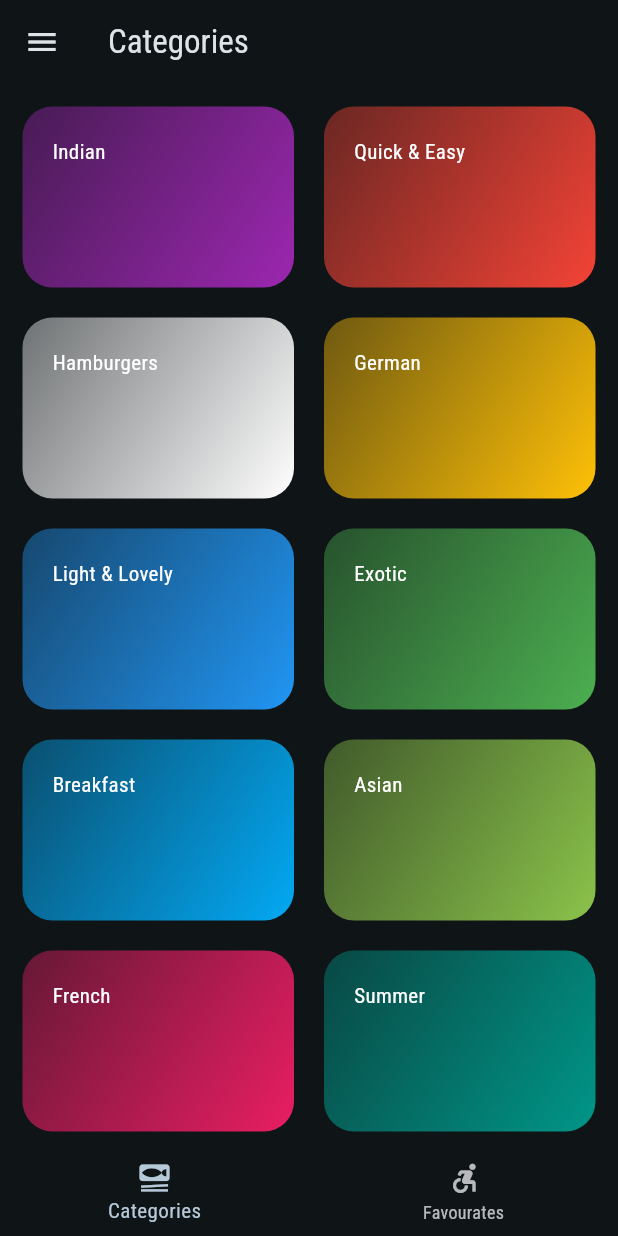
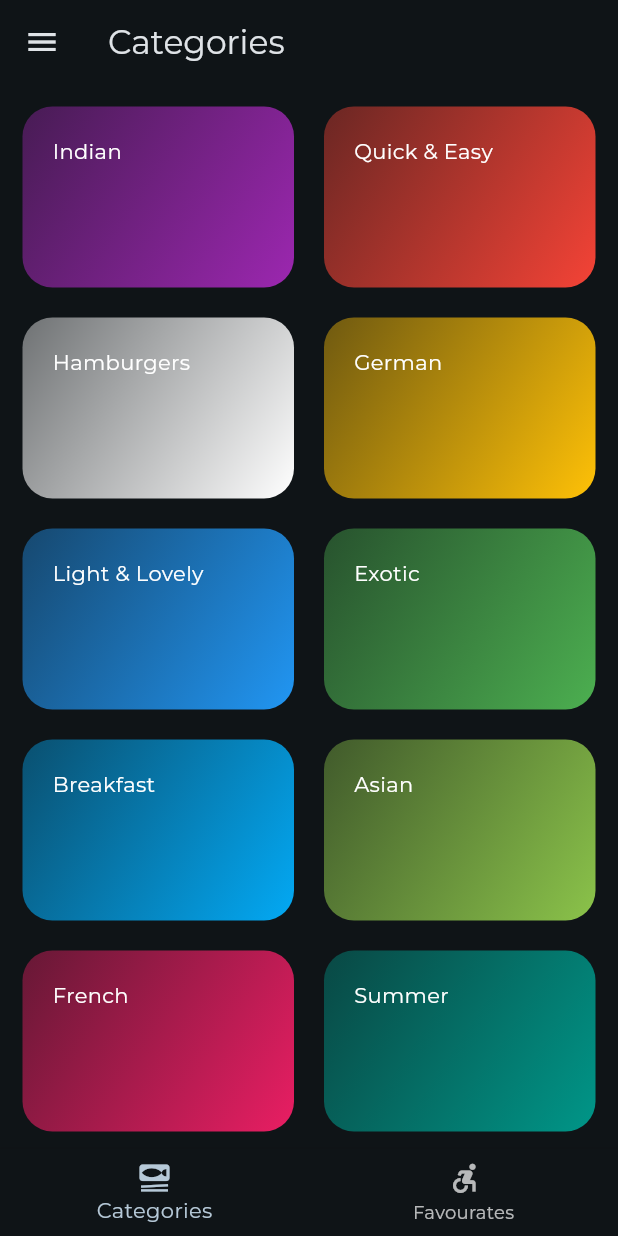
Before and after one commit to ghshivamkashyap/meals_menu, a Flutter app: the screen it shows after launch, on a phone screen of 412 x 824 dp. Run offline on Flutter 3.47's test engine with Material 3 defaults, Android fonts, the phone set to English and light mode, and no system bars; our stand-ins replace google_fonts, transparent_image.

Commit message:
updated drawer

```diff
--- a/lib/main.dart
+++ b/lib/main.dart
@@ -8,7 +8,7 @@ final theme = ThemeData(
     brightness: Brightness.dark,
     seedColor: const Color.fromARGB(255, 153, 203, 236),
   ),
-  textTheme: GoogleFonts.robotoCondensedTextTheme(),
+  textTheme: GoogleFonts.montserratTextTheme(),
 );
 
 void main() {
--- a/lib/widgets/custom_drawer.dart
+++ b/lib/widgets/custom_drawer.dart
@@ -3,7 +3,6 @@ import 'package:flutter/material.dart';
 class CustomDrawer extends StatelessWidget {
   @override
   Widget build(BuildContext context) {
-    // TODO: implement build
     return const Drawer(
       child: Column(
         children: [
```
